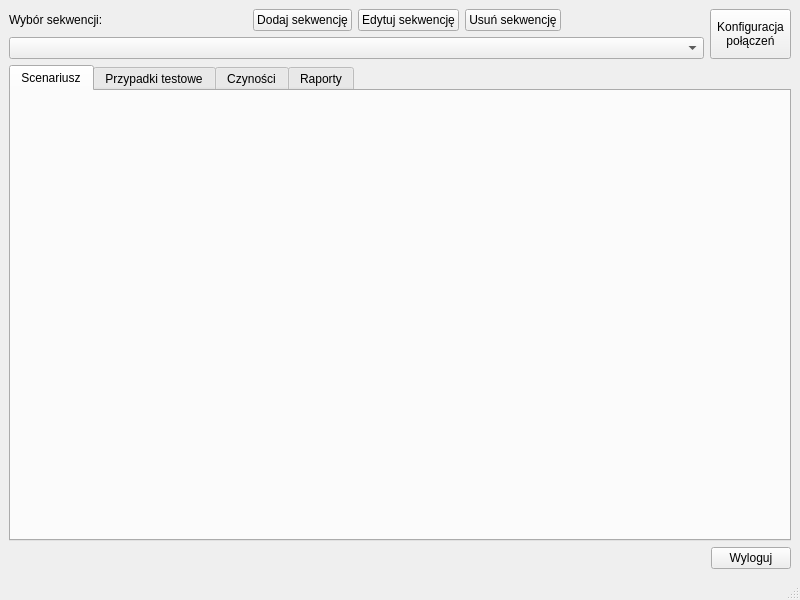
Before: the Qt Designer form mainwindow/mainwindow.ui in Kriskus/Tester_Posnet, drawn with Qt 5.
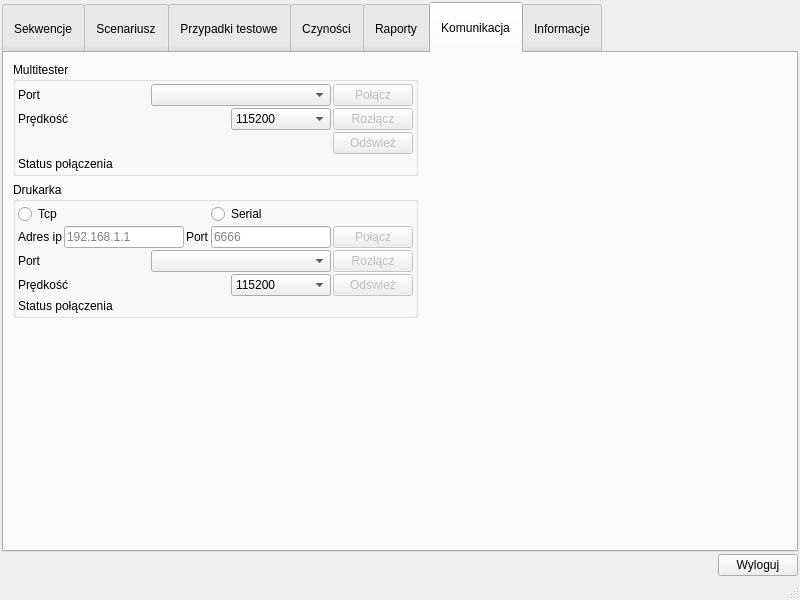
After: the same form once the commit is applied. The open tabs and pages were chosen to show the change.

Commit message: Changed the way data is displayed from ComboBox to TableWidget, added deletion of data from DB, added search bar (LineEdit)

What changed in the file:
```diff
--- a/mainwindow/mainwindow.ui
+++ b/mainwindow/mainwindow.ui
@@ -15,102 +15,22 @@
   </property>
   <widget class="QWidget" name="centralwidget">
    <layout class="QGridLayout" name="gridLayout_2">
-    <item row="0" column="0" colspan="2">
-     <layout class="QGridLayout" name="gridLayout">
-      <item row="0" column="5">
-       <spacer name="horizontalSpacer_2">
-        <property name="orientation">
-         <enum>Qt::Horizontal</enum>
-        </property>
-        <property name="sizeHint" stdset="0">
-         <size>
-          <width>40</width>
-          <height>20</height>
-         </size>
-        </property>
-       </spacer>
-      </item>
-      <item row="0" column="0">
-       <widget class="QLabel" name="labelSequence">
-        <property name="text">
-         <string>Wybór sekwencji:</string>
-        </property>
-       </widget>
-      </item>
-      <item row="1" column="0" colspan="6">
-       <widget class="QComboBox" name="comboBoxSequence">
-        <property name="currentIndex">
-         <number>-1</number>
-        </property>
-        <item>
-         <property name="text">
-          <string>Pierwszy</string>
-         </property>
-        </item>
-        <item>
-         <property name="text">
-          <string>Drugi</string>
-         </property>
-        </item>
-       </widget>
-      </item>
-      <item row="0" column="2">
-       <widget class="QPushButton" name="pushButtonAddSequence">
-        <property name="text">
-         <string>Dodaj sekwencję</string>
-        </property>
-       </widget>
-      </item>
-      <item row="0" column="4">
-       <widget class="QPushButton" name="pushButtonDeleteSequence">
-        <property name="text">
-         <string>Usuń sekwencję</string>
-        </property>
-       </widget>
-      </item>
-      <item row="0" column="3">
-       <widget class="QPushButton" name="pushButtonEditSequence">
-        <property name="text">
-         <string>Edytuj sekwencję</string>
-        </property>
-       </widget>
-      </item>
-      <item row="0" column="6" rowspan="2">
-       <widget class="QPushButton" name="pushButtonConnectionSettings">
-        <property name="minimumSize">
-         <size>
-          <width>81</width>
-          <height>41</height>
-         </size>
-        </property>
-        <property name="maximumSize">
-         <size>
-          <width>81</width>
-          <height>9999999</height>
-         </size>
-        </property>
-        <property name="text">
-         <string>Konfiguracja
-połączeń</string>
-        </property>
-       </widget>
-      </item>
-      <item row="0" column="1">
-       <spacer name="horizontalSpacer">
-        <property name="orientation">
-         <enum>Qt::Horizontal</enum>
-        </property>
-        <property name="sizeHint" stdset="0">
-         <size>
-          <width>40</width>
-          <height>20</height>
-         </size>
-        </property>
-       </spacer>
-      </item>
-     </layout>
-    </item>
-    <item row="2" column="0">
+    <property name="leftMargin">
+     <number>2</number>
+    </property>
+    <property name="topMargin">
+     <number>2</number>
+    </property>
+    <property name="rightMargin">
+     <number>2</number>
+    </property>
+    <property name="bottomMargin">
+     <number>2</number>
+    </property>
+    <property name="spacing">
+     <number>2</number>
+    </property>
+    <item row="1" column="0">
      <spacer name="horizontalSpacerLogout">
       <property name="orientation">
        <enum>Qt::Horizontal</enum>
@@ -123,18 +43,143 @@
       </property>
      </spacer>
     </item>
-    <item row="2" column="1">
+    <item row="1" column="1">
      <widget class="QPushButton" name="pushButtonLogout">
       <property name="text">
        <string>Wyloguj</string>
       </property>
      </widget>
     </item>
-    <item row="1" column="0" colspan="2">
+    <item row="0" column="0" colspan="2">
      <widget class="QTabWidget" name="tabWidget">
+      <property name="styleSheet">
+       <string notr="true">QTabBar::tab { height: 51px;}</string>
+      </property>
       <property name="currentIndex">
        <number>3</number>
       </property>
+      <widget class="QWidget" name="tabSequence">
+       <attribute name="title">
+        <string>Sekwencje</string>
+       </attribute>
+       <layout class="QGridLayout" name="gridLayout">
+        <item row="0" column="0">
+         <layout class="QHBoxLayout" name="horizontalLayoutButtonsSequence">
+          <item>
+           <spacer name="horizontalSpacerButton2">
+            <property name="orientation">
+             <enum>Qt::Horizontal</enum>
+            </property>
+            <property name="sizeHint" stdset="0">
+             <size>
+              <width>40</width>
+              <height>20</height>
+             </size>
+            </property>
+           </spacer>
+          </item>
+          <item>
+           <widget class="QPushButton" name="pushButtonAddSequence">
+            <property name="maximumSize">
+             <size>
+              <width>121</width>
+              <height>16777215</height>
+             </size>
+            </property>
+            <property name="text">
+             <string>Dodaj sekwencję</string>
+            </property>
+           </widget>
+          </item>
+          <item>
+           <widget class="QPushButton" name="pushButtonEditSequence">
+            <property name="maximumSize">
+             <size>
+              <width>121</width>
+              <height>16777215</height>
+             </size>
+            </property>
+            <property name="text">
+             <string>Edytuj sekwencję</string>
+            </property>
+           </widget>
+          </item>
+          <item>
+           <widget class="QPushButton" name="pushButtonDeleteSequence">
+            <property name="maximumSize">
+             <size>
+              <width>121</width>
+              <height>16777215</height>
+             </size>
+            </property>
+            <property name="text">
+             <string>Usuń sekwencję</string>
+            </property>
+           </widget>
+          </item>
+          <item>
+           <spacer name="horizontalSpacerButton1">
+            <property name="orientation">
+             <enum>Qt::Horizontal</enum>
+            </property>
+            <property name="sizeHint" stdset="0">
+             <size>
+              <width>40</width>
+              <height>20</height>
+             </size>
+            </property>
+           </spacer>
+          </item>
+         </layout>
+        </item>
+        <item row="1" column="0">
+         <layout class="QHBoxLayout" name="horizontalLayoutSearchSequence">
+          <item>
+           <widget class="QLabel" name="labelSearchSequence">
+            <property name="maximumSize">
+             <size>
+              <width>121</width>
+              <height>16777215</height>
+             </size>
+            </property>
+            <property name="text">
+             <string>Wyszukaj po nazwie</string>
+            </property>
+           </widget>
+          </item>
+          <item>
+           <widget class="QLineEdit" name="lineEditSearchSequence"/>
+          </item>
+         </layout>
+        </item>
+        <item row="2" column="0">
+         <widget class="QTableWidget" name="tableWidgetSequence">
+          <column>
+           <property name="text">
+            <string>index</string>
+           </property>
+          </column>
+          <column>
+           <property name="text">
+            <string>Sekwencja</string>
+           </property>
+          </column>
+         </widget>
+        </item>
+        <item row="3" column="0">
+         <widget class="QLabel" name="labelSequence">
+          <property name="font">
+           <font>
+            <pointsize>8</pointsize>
+           </font>
+          </property>
+          <property name="text">
+           <string>Zakładka &quot;Scenariusz&quot; staje się aktywna po wybraniu sekwencji.</string>
+          </property>
+         </widget>
+        </item>
+       </layout>
+      </widget>
       <widget class="QWidget" name="tabScenario">
        <attribute name="title">
         <string>Scenariusz</string>
@@ -158,6 +203,525 @@
         <string>Raporty</string>
        </attribute>
       </widget>
+      <widget class="QWidget" name="tabCommunication">
+       <attribute name="title">
+        <string>Komunikacja</string>
+       </attribute>
+       <layout class="QGridLayout" name="gridLayout_8">
+        <item row="2" column="0">
+         <spacer name="verticalSpacer_2">
+          <property name="orientation">
+           <enum>Qt::Vertical</enum>
+          </property>
+          <property name="sizeHint" stdset="0">
+           <size>
+            <width>20</width>
+            <height>159</height>
+           </size>
+          </property>
+         </spacer>
+        </item>
+        <item row="1" column="0">
+         <widget class="QGroupBox" name="groupBoxPrinter">
+          <property name="title">
+           <string>Drukarka</string>
+          </property>
+          <layout class="QGridLayout" name="gridLayout_7">
+           <property name="leftMargin">
+            <number>2</number>
+           </property>
+           <property name="topMargin">
+            <number>2</number>
+           </property>
+           <property name="rightMargin">
+            <number>2</number>
+           </property>
+           <property name="bottomMargin">
+            <number>2</number>
+           </property>
+           <property name="spacing">
+            <number>2</number>
+           </property>
+           <item row="1" column="0">
+            <layout class="QHBoxLayout" name="horizontalLayoutAddressIp">
+             <item>
+              <widget class="QLabel" name="labelPrinterIpAddress">
+               <property name="text">
+                <string>Adres ip</string>
+               </property>
+              </widget>
+             </item>
+             <item>
+              <widget class="QLineEdit" name="lineEditPrinterIpAddress">
+               <property name="minimumSize">
+                <size>
+                 <width>120</width>
+                 <height>0</height>
+                </size>
+               </property>
+               <property name="maximumSize">
+                <size>
+                 <width>120</width>
+                 <height>16777215</height>
+                </size>
+               </property>
+               <property name="placeholderText">
+                <string>192.168.1.1</string>
+               </property>
+              </widget>
+             </item>
+            </layout>
+           </item>
+           <item row="1" column="1">
+            <layout class="QHBoxLayout" name="horizontalLayoutPort">
+             <item>
+              <widget class="QLabel" name="labelPrinterPort">
+               <property name="text">
+                <string>Port</string>
+               </property>
+              </widget>
+             </item>
+             <item>
+              <widget class="QLineEdit" name="lineEditPrinterPort">
+               <property name="minimumSize">
+                <size>
+                 <width>120</width>
+                 <height>0</height>
+                </size>
+               </property>
+               <property name="maximumSize">
+                <size>
+                 <width>120</width>
+                 <height>16777215</height>
+                </size>
+               </property>
+               <property name="placeholderText">
+                <string>6666</string>
+               </property>
+              </widget>
+             </item>
+            </layout>
+           </item>
+           <item row="1" column="2">
+            <widget class="QPushButton" name="pushButtonPrinterConnect">
+             <property name="enabled">
+              <bool>false</bool>
+             </property>
+             <property name="text">
+              <string>Połącz</string>
+             </property>
+            </widget>
+           </item>
+           <item row="2" column="2">
+            <widget class="QPushButton" name="pushButtonPrinterDisconnect">
+             <property name="enabled">
+              <bool>false</bool>
+             </property>
+             <property name="text">
+              <string>Rozłącz</string>
+             </property>
+            </widget>
+           </item>
+           <item row="3" column="2">
+            <widget class="QPushButton" name="pushButtonPrinterPortRefresh">
+             <property name="enabled">
+              <bool>false</bool>
+             </property>
+             <property name="text">
+              <string>Odśwież</string>
+             </property>
+            </widget>
+           </item>
+           <item row="4" column="0">
+            <widget class="QLabel" name="labelPrinterConnectionStatus">
+             <property name="text">
+              <string>Status połączenia</string>
+             </property>
+            </widget>
+           </item>
+           <item row="0" column="0" colspan="3">
+            <layout class="QHBoxLayout" name="horizontalLayoutConnectionType">
+             <item>
+              <widget class="QRadioButton" name="radioButtonPrinterTcp">
+               <property name="text">
+                <string>Tcp</string>
+               </property>
+              </widget>
+             </item>
+             <item>
+              <spacer name="horizontalSpacerTcp">
+               <property name="orientation">
+                <enum>Qt::Horizontal</enum>
+               </property>
+               <property name="sizeHint" stdset="0">
+                <size>
+                 <width>40</width>
+                 <height>20</height>
+                </size>
+               </property>
+              </spacer>
+             </item>
+             <item>
+              <widget class="QRadioButton" name="radioButtonPrinterSerial">
+               <property name="text">
+                <string>Serial</string>
+               </property>
+              </widget>
+             </item>
+             <item>
+              <spacer name="horizontalSpacerSerial">
+               <property name="orientation">
+                <enum>Qt::Horizontal</enum>
+               </property>
+               <property name="sizeHint" stdset="0">
+                <size>
+                 <width>40</width>
+                 <height>20</height>
+                </size>
+               </property>
+              </spacer>
+             </item>
+            </layout>
+           </item>
+           <item row="2" column="0" colspan="2">
+            <layout class="QHBoxLayout" name="horizontalLayoutPortName">
+             <item>
+              <widget class="QLabel" name="labelPrinterPortName">
+               <property name="text">
+                <string>Port</string>
+               </property>
+              </widget>
+             </item>
+             <item>
+              <widget class="QComboBox" name="comboBoxPrinterPortName">
+               <property name="minimumSize">
+                <size>
+                 <width>180</width>
+                 <height>0</height>
+                </size>
+               </property>
+               <property name="maximumSize">
+                <size>
+                 <width>180</width>
+                 <height>16777215</height>
+                </size>
+               </property>
+              </widget>
+             </item>
+            </layout>
+           </item>
+           <item row="3" column="0" colspan="2">
+            <layout class="QHBoxLayout" name="horizontalLayoutPortSpeed">
+             <item>
+              <widget class="QLabel" name="labelPrinterPortSpeed">
+               <property name="text">
+                <string>Prędkość</string>
+               </property>
+              </widget>
+             </item>
+             <item>
+              <widget class="QComboBox" name="comboBoxPrinterPortSpeed">
+               <property name="minimumSize">
+                <size>
+                 <width>100</width>
+                 <height>0</height>
+                </size>
+               </property>
+               <property name="maximumSize">
+                <size>
+                 <width>100</width>
+                 <height>16777215</height>
+                </size>
+               </property>
+               <item>
+                <property name="text">
+                 <string>115200</string>
+                </property>
+               </item>
+               <item>
+                <property name="text">
+                 <string>57600</string>
+                </property>
+               </item>
+               <item>
+                <property name="text">
+                 <string>38400</string>
+                </property>
+               </item>
+               <item>
+                <property name="text">
+                 <string>19200</string>
+                </property>
+               </item>
+               <item>
+                <property name="text">
+                 <string>9600</string>
+                </property>
+               </item>
+               <item>
+                <property name="text">
+                 <string>4800</string>
+                </property>
+               </item>
+               <item>
+                <property name="text">
+                 <string>2400</string>
+                </property>
+               </item>
+               <item>
+                <property name="text">
+                 <string>1200</string>
+                </property>
+               </item>
+              </widget>
+             </item>
+            </layout>
+           </item>
+           <item row="4" column="2">
+            <widget class="QLabel" name="labelPrinterStatusColor">
+             <property name="minimumSize">
+              <size>
+               <width>15</width>
+               <height>15</height>
+              </size>
+             </property>
+             <property name="maximumSize">
+              <size>
+               <width>15</width>
+               <height>15</height>
+              </size>
+             </property>
+             <property name="text">
+              <string/>
+             </property>
+            </widget>
+           </item>
+          </layout>
+         </widget>
+        </item>
+        <item row="0" column="1">
+         <spacer name="horizontalSpacer_5">
+          <property name="orientation">
+           <enum>Qt::Horizontal</enum>
+          </property>
+          <property name="sizeHint" stdset="0">
+           <size>
+            <width>350</width>
+            <height>20</height>
+           </size>
+          </property>
+         </spacer>
+        </item>
+        <item row="1" column="1">
+         <spacer name="horizontalSpacer_4">
+          <property name="orientation">
+           <enum>Qt::Horizontal</enum>
+          </property>
+          <property name="sizeHint" stdset="0">
+           <size>
+            <width>350</width>
+            <height>20</height>
+           </size>
+          </property>
+         </spacer>
+        </item>
+        <item row="0" column="0">
+         <widget class="QGroupBox" name="groupBoxTester">
+          <property name="title">
+           <string>Multitester</string>
+          </property>
+          <layout class="QGridLayout" name="gridLayout_3">
+           <property name="leftMargin">
+            <number>2</number>
+           </property>
+           <property name="topMargin">
+            <number>2</number>
+           </property>
+           <property name="rightMargin">
+            <number>2</number>
+           </property>
+           <property name="bottomMargin">
+            <number>2</number>
+           </property>
+           <property name="spacing">
+            <number>2</number>
+           </property>
+           <item row="0" column="3">
+            <widget class="QPushButton" name="pushButtonTesterConnect">
+             <property name="enabled">
+              <bool>false</bool>
+             </property>
+             <property name="text">
+              <string>Połącz</string>
+             </property>
+            </widget>
+           </item>
+           <item row="1" column="3">
+            <widget class="QPushButton" name="pushButtonTesterDisconnect">
+             <property name="enabled">
+              <bool>false</bool>
+             </property>
+             <property name="text">
+              <string>Rozłącz</string>
+             </property>
+            </widget>
+           </item>
+           <item row="2" column="0" colspan="3">
+            <spacer name="horizontalSpacer_3">
+             <property name="orientation">
+              <enum>Qt::Horizontal</enum>
+             </property>
+             <property name="sizeHint" stdset="0">
+              <size>
+               <width>218</width>
+               <height>14</height>
+              </size>
+             </property>
+            </spacer>
+           </item>
+           <item row="2" column="3">
+            <widget class="QPushButton" name="pushButtonTesterPortRefresh">
+             <property name="enabled">
+              <bool>false</bool>
+             </property>
+             <property name="text">
+              <string>Odśwież</string>
+             </property>
+            </widget>
+           </item>
+           <item row="3" column="0" colspan="3">
+            <widget class="QLabel" name="labelTesterConnectionStatus">
+             <property name="text">
+              <string>Status połączenia</string>
+             </property>
+            </widget>
+           </item>
+           <item row="3" column="3">
+            <widget class="QLabel" name="labelTesterStatusColor">
+             <property name="minimumSize">
+              <size>
+               <width>15</width>
+               <height>15</height>
+              </size>
+             </property>
+             <property name="maximumSize">
+              <size>
+               <width>15</width>
+               <height>15</height>
+              </size>
+             </property>
+             <property name="text">
+              <string/>
+             </property>
+            </widget>
+           </item>
+           <item row="1" column="0" colspan="3">
+            <layout class="QHBoxLayout" name="horizontalLayout">
+             <item>
+              <widget class="QLabel" name="labelPortSpeed">
+               <property name="text">
+                <string>Prędkość</string>
+               </property>
+              </widget>
+             </item>
+             <item>
+              <widget class="QComboBox" name="comboBoxTesterPortSpeed">
+               <property name="minimumSize">
+                <size>
+                 <width>100</width>
+                 <height>0</height>
+                </size>
+               </property>
+               <property name="maximumSize">
+                <size>
+                 <width>100</width>
+                 <height>16777215</height>
+                </size>
+               </property>
+               <property name="currentIndex">
+                <number>0</number>
+               </property>
+               <item>
+                <property name="text">
+                 <string>115200</string>
+                </property>
+               </item>
+               <item>
+                <property name="text">
+                 <string>57600</string>
+                </property>
+               </item>
+               <item>
+                <property name="text">
+                 <string>38400</string>
+                </property>
+               </item>
+               <item>
+                <property name="text">
+                 <string>19200</string>
+                </property>
+               </item>
+               <item>
+                <property name="text">
+                 <string>9600</string>
+                </property>
+               </item>
+               <item>
+                <property name="text">
+                 <string>4800</string>
+                </property>
+               </item>
+               <item>
+                <property name="text">
+                 <string>2400</string>
+                </property>
+               </item>
+               <item>
+                <property name="text">
+                 <string>1200</string>
+                </property>
+               </item>
+              </widget>
+             </item>
+            </layout>
+           </item>
+           <item row="0" column="0" colspan="3">
+            <layout class="QHBoxLayout" name="horizontalLayoutTesterPortName">
+             <item>
+              <widget class="QLabel" name="labelPortName">
+               <property name="text">
+                <string>Port</string>
+               </property>
+              </widget>
+             </item>
+             <item>
+              <widget class="QComboBox" name="comboBoxTesterPortName">
+               <property name="minimumSize">
+                <size>
+                 <width>180</width>
+                 <height>0</height>
+                </size>
+               </property>
+               <property name="maximumSize">
+                <size>
+                 <width>180</width>
+                 <height>16777215</height>
+                </size>
+               </property>
+              </widget>
+             </item>
+            </layout>
+           </item>
+          </layout>
+         </widget>
+        </item>
+       </layout>
+      </widget>
+      <widget class="QWidget" name="tabInformation">
+       <attribute name="title">
+        <string>Informacje</string>
+       </attribute>
+      </widget>
      </widget>
     </item>
    </layout>
```
Left out of the diff: 282 changed lines with no effect on the pictures. The commit also changes 2 other files.
